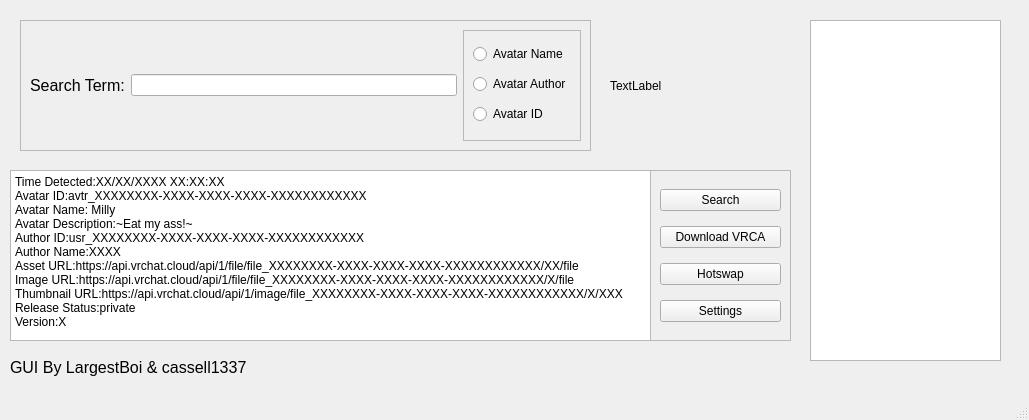
Old version of the form RECODED/untitled.ui in the repository Cranbaerry/A.R.E.S.
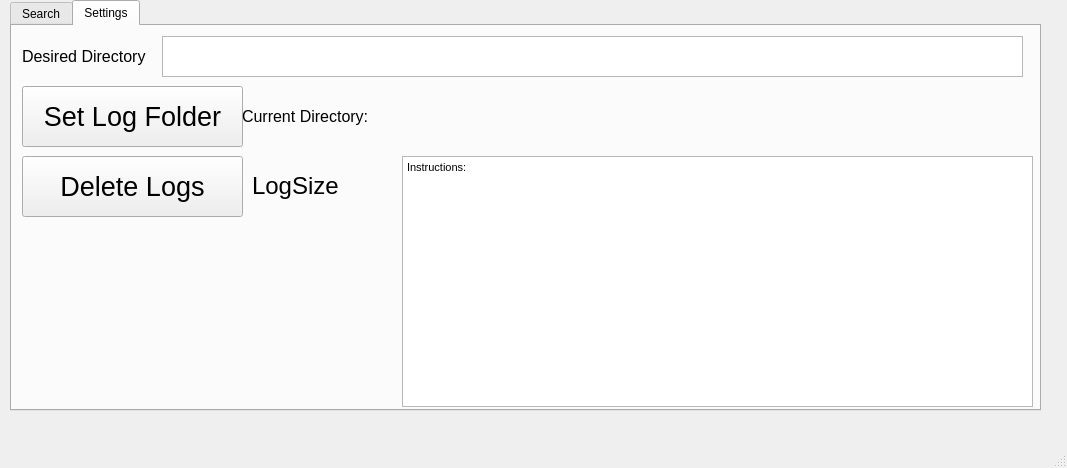
New version of the form. The open tabs and pages were chosen to show the change.

```diff
--- a/RECODED/untitled.ui
+++ b/RECODED/untitled.ui
@@ -6,110 +6,61 @@
    <rect>
     <x>0</x>
     <y>0</y>
-    <width>1029</width>
-    <height>420</height>
+    <width>1067</width>
+    <height>468</height>
    </rect>
   </property>
   <property name="windowTitle">
    <string>MainWindow</string>
   </property>
   <widget class="QWidget" name="centralwidget">
-   <widget class="QTextBrowser" name="textBrowser">
+   <widget class="QTabWidget" name="tabWidget">
     <property name="geometry">
      <rect>
       <x>10</x>
-      <y>170</y>
-      <width>641</width>
-      <height>171</height>
+      <y>0</y>
+      <width>1031</width>
+      <height>411</height>
      </rect>
     </property>
-    <property name="html">
-     <string>&lt;!DOCTYPE HTML PUBLIC &quot;-//W3C//DTD HTML 4.0//EN&quot; &quot;http://www.w3.org/TR/REC-html40/strict.dtd&quot;&gt;
-&lt;html&gt;&lt;head&gt;&lt;meta name=&quot;qrichtext&quot; content=&quot;1&quot; /&gt;&lt;style type=&quot;text/css&quot;&gt;
-p, li { white-space: pre-wrap; }
-&lt;/style&gt;&lt;/head&gt;&lt;body style=&quot; font-family:'MS Shell Dlg 2'; font-size:8.25pt; font-weight:400; font-style:normal;&quot;&gt;
-&lt;p style=&quot; margin-top:0px; margin-bottom:0px; margin-left:0px; margin-right:0px; -qt-block-indent:0; text-indent:0px;&quot;&gt;&lt;span style=&quot; font-size:9pt;&quot;&gt;Time Detected:XX/XX/XXXX XX:XX:XX&lt;/span&gt;&lt;/p&gt;
-&lt;p style=&quot; margin-top:0px; margin-bottom:0px; margin-left:0px; margin-right:0px; -qt-block-indent:0; text-indent:0px;&quot;&gt;&lt;span style=&quot; font-size:9pt;&quot;&gt;Avatar ID:avtr_XXXXXXXX-XXXX-XXXX-XXXX-XXXXXXXXXXXX&lt;/span&gt;&lt;/p&gt;
-&lt;p style=&quot; margin-top:0px; margin-bottom:0px; margin-left:0px; margin-right:0px; -qt-block-indent:0; text-indent:0px;&quot;&gt;&lt;span style=&quot; font-size:9pt;&quot;&gt;Avatar Name: Milly&lt;/span&gt;&lt;/p&gt;
-&lt;p style=&quot; margin-top:0px; margin-bottom:0px; margin-left:0px; margin-right:0px; -qt-block-indent:0; text-indent:0px;&quot;&gt;&lt;span style=&quot; font-size:9pt;&quot;&gt;Avatar Description:~Eat my assǃ~&lt;/span&gt;&lt;/p&gt;
-&lt;p style=&quot; margin-top:0px; margin-bottom:0px; margin-left:0px; margin-right:0px; -qt-block-indent:0; text-indent:0px;&quot;&gt;&lt;span style=&quot; font-size:9pt;&quot;&gt;Author ID:usr_XXXXXXXX-XXXX-XXXX-XXXX-XXXXXXXXXXXX&lt;/span&gt;&lt;/p&gt;
-&lt;p style=&quot; margin-top:0px; margin-bottom:0px; margin-left:0px; margin-right:0px; -qt-block-indent:0; text-indent:0px;&quot;&gt;&lt;span style=&quot; font-size:9pt;&quot;&gt;Author Name:XXXX&lt;/span&gt;&lt;/p&gt;
-&lt;p style=&quot; margin-top:0px; margin-bottom:0px; margin-left:0px; margin-right:0px; -qt-block-indent:0; text-indent:0px;&quot;&gt;&lt;span style=&quot; font-size:9pt;&quot;&gt;Asset URL:https://api.vrchat.cloud/api/1/file/file_XXXXXXXX-XXXX-XXXX-XXXX-XXXXXXXXXXXX/XX/file&lt;/span&gt;&lt;/p&gt;
-&lt;p style=&quot; margin-top:0px; margin-bottom:0px; margin-left:0px; margin-right:0px; -qt-block-indent:0; text-indent:0px;&quot;&gt;&lt;span style=&quot; font-size:9pt;&quot;&gt;Image URL:https://api.vrchat.cloud/api/1/file/file_XXXXXXXX-XXXX-XXXX-XXXX-XXXXXXXXXXXX/X/file&lt;/span&gt;&lt;/p&gt;
-&lt;p style=&quot; margin-top:0px; margin-bottom:0px; margin-left:0px; margin-right:0px; -qt-block-indent:0; text-indent:0px;&quot;&gt;&lt;span style=&quot; font-size:9pt;&quot;&gt;Thumbnail URL:https://api.vrchat.cloud/api/1/image/file_XXXXXXXX-XXXX-XXXX-XXXX-XXXXXXXXXXXX/X/XXX&lt;/span&gt;&lt;/p&gt;
-&lt;p style=&quot; margin-top:0px; margin-bottom:0px; margin-left:0px; margin-right:0px; -qt-block-indent:0; text-indent:0px;&quot;&gt;&lt;span style=&quot; font-size:9pt;&quot;&gt;Release Status:private&lt;/span&gt;&lt;/p&gt;
-&lt;p style=&quot; margin-top:0px; margin-bottom:0px; margin-left:0px; margin-right:0px; -qt-block-indent:0; text-indent:0px;&quot;&gt;&lt;span style=&quot; font-size:9pt;&quot;&gt;Version:X&lt;/span&gt;&lt;/p&gt;&lt;/body&gt;&lt;/html&gt;</string>
+    <property name="currentIndex">
+     <number>0</number>
     </property>
-   </widget>
-   <widget class="QFrame" name="frame">
-    <property name="geometry">
-     <rect>
-      <x>650</x>
-      <y>170</y>
-      <width>141</width>
-      <height>171</height>
-     </rect>
-    </property>
-    <property name="frameShape">
-     <enum>QFrame::StyledPanel</enum>
-    </property>
-    <property name="frameShadow">
-     <enum>QFrame::Raised</enum>
-    </property>
-    <layout class="QVBoxLayout" name="verticalLayout">
-     <item>
-      <widget class="QPushButton" name="SearchButton">
-       <property name="text">
+    <widget class="QWidget" name="tab">
+     <attribute name="title">
         <string>Search</string>
-       </property>
-      </widget>
-     </item>
-     <item>
-      <widget class="QPushButton" name="DLVRCAButton">
+     </attribute>
+     <widget class="QLabel" name="PreviewImage">
+      <property name="geometry">
+       <rect>
+        <x>610</x>
+        <y>0</y>
+        <width>181</width>
+        <height>151</height>
+       </rect>
+      </property>
        <property name="text">
-        <string>Download VRCA</string>
-       </property>
-      </widget>
-     </item>
-     <item>
-      <widget class="QPushButton" name="HotswapButton">
-       <property name="text">
-        <string>Hotswap</string>
-       </property>
-      </widget>
-     </item>
-     <item>
-      <widget class="QPushButton" name="SettingsButton">
-       <property name="text">
-        <string>Settings</string>
-       </property>
-      </widget>
-     </item>
-    </layout>
-   </widget>
-   <widget class="QLabel" name="label_3">
+       <string>TextLabel</string>
+      </property>
+      <property name="scaledContents">
+       <bool>true</bool>
+      </property>
+     </widget>
+     <widget class="QListView" name="listView">
     <property name="geometry">
      <rect>
-      <x>10</x>
-      <y>350</y>
-      <width>251</width>
-      <height>35</height>
-     </rect>
-    </property>
-    <property name="font">
-     <font>
-      <pointsize>12</pointsize>
-     </font>
-    </property>
-    <property name="text">
-     <string>GUI By LargestBoi &amp; cassell1337</string>
-    </property>
+        <x>810</x>
+        <y>10</y>
+        <width>191</width>
+        <height>341</height>
+       </rect>
+      </property>
    </widget>
    <widget class="QFrame" name="frame_3">
     <property name="geometry">
      <rect>
       <x>20</x>
-      <y>20</y>
+        <y>10</y>
       <width>571</width>
       <height>131</height>
      </rect>
@@ -171,31 +122,232 @@
      </item>
     </layout>
    </widget>
-   <widget class="QListView" name="listView">
+     <widget class="QLabel" name="label_3">
     <property name="geometry">
      <rect>
-      <x>810</x>
-      <y>20</y>
-      <width>191</width>
-      <height>341</height>
-     </rect>
-    </property>
-   </widget>
-   <widget class="QLabel" name="PreviewImage">
+        <x>10</x>
+        <y>340</y>
+        <width>251</width>
+        <height>35</height>
+       </rect>
+      </property>
+      <property name="font">
+       <font>
+        <pointsize>12</pointsize>
+       </font>
+      </property>
+      <property name="text">
+       <string>GUI By LargestBoi &amp; cassell1337</string>
+      </property>
+     </widget>
+     <widget class="QFrame" name="frame">
     <property name="geometry">
      <rect>
-      <x>610</x>
+        <x>650</x>
+        <y>160</y>
+        <width>141</width>
+        <height>171</height>
+       </rect>
+      </property>
+      <property name="frameShape">
+       <enum>QFrame::StyledPanel</enum>
+      </property>
+      <property name="frameShadow">
+       <enum>QFrame::Raised</enum>
+      </property>
+      <layout class="QVBoxLayout" name="verticalLayout">
+       <item>
+        <widget class="QPushButton" name="LoadButton">
+         <property name="text">
+          <string>Load Avatars</string>
+         </property>
+        </widget>
+       </item>
+       <item>
+        <widget class="QPushButton" name="SearchButton">
+         <property name="text">
+          <string>Search</string>
+         </property>
+        </widget>
+       </item>
+       <item>
+        <widget class="QPushButton" name="DLVRCAButton">
+         <property name="text">
+          <string>Download VRCA</string>
+         </property>
+        </widget>
+       </item>
+       <item>
+        <widget class="QPushButton" name="HotswapButton">
+         <property name="text">
+          <string>Hotswap</string>
+         </property>
+        </widget>
+       </item>
+      </layout>
+     </widget>
+     <widget class="QTextBrowser" name="textBrowser">
+      <property name="geometry">
+       <rect>
+        <x>10</x>
+        <y>160</y>
+        <width>641</width>
+        <height>171</height>
+       </rect>
+      </property>
+      <property name="html">
+       <string>&lt;!DOCTYPE HTML PUBLIC &quot;-//W3C//DTD HTML 4.0//EN&quot; &quot;http://www.w3.org/TR/REC-html40/strict.dtd&quot;&gt;
+&lt;html&gt;&lt;head&gt;&lt;meta name=&quot;qrichtext&quot; content=&quot;1&quot; /&gt;&lt;style type=&quot;text/css&quot;&gt;
+p, li { white-space: pre-wrap; }
+&lt;/style&gt;&lt;/head&gt;&lt;body style=&quot; font-family:'MS Shell Dlg 2'; font-size:8.25pt; font-weight:400; font-style:normal;&quot;&gt;
+&lt;p style=&quot; margin-top:0px; margin-bottom:0px; margin-left:0px; margin-right:0px; -qt-block-indent:0; text-indent:0px;&quot;&gt;&lt;span style=&quot; font-size:9pt;&quot;&gt;Time Detected:XX/XX/XXXX XX:XX:XX&lt;/span&gt;&lt;/p&gt;
+&lt;p style=&quot; margin-top:0px; margin-bottom:0px; margin-left:0px; margin-right:0px; -qt-block-indent:0; text-indent:0px;&quot;&gt;&lt;span style=&quot; font-size:9pt;&quot;&gt;Avatar ID:avtr_XXXXXXXX-XXXX-XXXX-XXXX-XXXXXXXXXXXX&lt;/span&gt;&lt;/p&gt;
+&lt;p style=&quot; margin-top:0px; margin-bottom:0px; margin-left:0px; margin-right:0px; -qt-block-indent:0; text-indent:0px;&quot;&gt;&lt;span style=&quot; font-size:9pt;&quot;&gt;Avatar Name: Milly&lt;/span&gt;&lt;/p&gt;
+&lt;p style=&quot; margin-top:0px; margin-bottom:0px; margin-left:0px; margin-right:0px; -qt-block-indent:0; text-indent:0px;&quot;&gt;&lt;span style=&quot; font-size:9pt;&quot;&gt;Avatar Description:~Eat my assǃ~&lt;/span&gt;&lt;/p&gt;
+&lt;p style=&quot; margin-top:0px; margin-bottom:0px; margin-left:0px; margin-right:0px; -qt-block-indent:0; text-indent:0px;&quot;&gt;&lt;span style=&quot; font-size:9pt;&quot;&gt;Author ID:usr_XXXXXXXX-XXXX-XXXX-XXXX-XXXXXXXXXXXX&lt;/span&gt;&lt;/p&gt;
+&lt;p style=&quot; margin-top:0px; margin-bottom:0px; margin-left:0px; margin-right:0px; -qt-block-indent:0; text-indent:0px;&quot;&gt;&lt;span style=&quot; font-size:9pt;&quot;&gt;Author Name:XXXX&lt;/span&gt;&lt;/p&gt;
+&lt;p style=&quot; margin-top:0px; margin-bottom:0px; margin-left:0px; margin-right:0px; -qt-block-indent:0; text-indent:0px;&quot;&gt;&lt;span style=&quot; font-size:9pt;&quot;&gt;Asset URL:https://api.vrchat.cloud/api/1/file/file_XXXXXXXX-XXXX-XXXX-XXXX-XXXXXXXXXXXX/XX/file&lt;/span&gt;&lt;/p&gt;
+&lt;p style=&quot; margin-top:0px; margin-bottom:0px; margin-left:0px; margin-right:0px; -qt-block-indent:0; text-indent:0px;&quot;&gt;&lt;span style=&quot; font-size:9pt;&quot;&gt;Image URL:https://api.vrchat.cloud/api/1/file/file_XXXXXXXX-XXXX-XXXX-XXXX-XXXXXXXXXXXX/X/file&lt;/span&gt;&lt;/p&gt;
+&lt;p style=&quot; margin-top:0px; margin-bottom:0px; margin-left:0px; margin-right:0px; -qt-block-indent:0; text-indent:0px;&quot;&gt;&lt;span style=&quot; font-size:9pt;&quot;&gt;Thumbnail URL:https://api.vrchat.cloud/api/1/image/file_XXXXXXXX-XXXX-XXXX-XXXX-XXXXXXXXXXXX/X/XXX&lt;/span&gt;&lt;/p&gt;
+&lt;p style=&quot; margin-top:0px; margin-bottom:0px; margin-left:0px; margin-right:0px; -qt-block-indent:0; text-indent:0px;&quot;&gt;&lt;span style=&quot; font-size:9pt;&quot;&gt;Release Status:private&lt;/span&gt;&lt;/p&gt;
+&lt;p style=&quot; margin-top:0px; margin-bottom:0px; margin-left:0px; margin-right:0px; -qt-block-indent:0; text-indent:0px;&quot;&gt;&lt;span style=&quot; font-size:9pt;&quot;&gt;Version:X&lt;/span&gt;&lt;/p&gt;&lt;/body&gt;&lt;/html&gt;</string>
+      </property>
+     </widget>
+    </widget>
+    <widget class="QWidget" name="tab_2">
+     <attribute name="title">
+      <string>Settings</string>
+     </attribute>
+     <widget class="QPushButton" name="SetLogFolder">
+      <property name="geometry">
+       <rect>
+        <x>10</x>
+        <y>60</y>
+        <width>221</width>
+        <height>61</height>
+       </rect>
+      </property>
+      <property name="font">
+       <font>
+        <pointsize>20</pointsize>
+       </font>
+      </property>
+      <property name="text">
+       <string>Set Log Folder</string>
+      </property>
+     </widget>
+     <widget class="QTextEdit" name="LogFolderDir">
+      <property name="geometry">
+       <rect>
+        <x>150</x>
       <y>10</y>
-      <width>181</width>
-      <height>151</height>
-     </rect>
-    </property>
+        <width>861</width>
+        <height>41</height>
+       </rect>
+      </property>
+      <property name="font">
+       <font>
+        <pointsize>18</pointsize>
+       </font>
+      </property>
+      <property name="html">
+       <string>&lt;!DOCTYPE HTML PUBLIC &quot;-//W3C//DTD HTML 4.0//EN&quot; &quot;http://www.w3.org/TR/REC-html40/strict.dtd&quot;&gt;
+&lt;html&gt;&lt;head&gt;&lt;meta name=&quot;qrichtext&quot; content=&quot;1&quot; /&gt;&lt;style type=&quot;text/css&quot;&gt;
+p, li { white-space: pre-wrap; }
+&lt;/style&gt;&lt;/head&gt;&lt;body style=&quot; font-family:'MS Shell Dlg 2'; font-size:18pt; font-weight:400; font-style:normal;&quot;&gt;
+&lt;p style=&quot;-qt-paragraph-type:empty; margin-top:0px; margin-bottom:0px; margin-left:0px; margin-right:0px; -qt-block-indent:0; text-indent:0px; font-size:8.25pt;&quot;&gt;&lt;br /&gt;&lt;/p&gt;&lt;/body&gt;&lt;/html&gt;</string>
+      </property>
+     </widget>
+     <widget class="QLabel" name="DirLabel">
+      <property name="geometry">
+       <rect>
+        <x>230</x>
+        <y>60</y>
+        <width>781</width>
+        <height>61</height>
+       </rect>
+      </property>
+      <property name="font">
+       <font>
+        <pointsize>12</pointsize>
+       </font>
+      </property>
     <property name="text">
-     <string>TextLabel</string>
-    </property>
-    <property name="scaledContents">
-     <bool>true</bool>
-    </property>
+       <string>Current Directory:</string>
+      </property>
+     </widget>
+     <widget class="QPushButton" name="DeleteLogsButton">
+      <property name="geometry">
+       <rect>
+        <x>10</x>
+        <y>130</y>
+        <width>221</width>
+        <height>61</height>
+       </rect>
+      </property>
+      <property name="font">
+       <font>
+        <pointsize>20</pointsize>
+       </font>
+      </property>
+      <property name="text">
+       <string>Delete Logs</string>
+      </property>
+     </widget>
+     <widget class="QLabel" name="DirLabel_2">
+      <property name="geometry">
+       <rect>
+        <x>10</x>
+        <y>10</y>
+        <width>131</width>
+        <height>41</height>
+       </rect>
+      </property>
+      <property name="font">
+       <font>
+        <pointsize>12</pointsize>
+       </font>
+      </property>
+      <property name="text">
+       <string>Desired Directory</string>
+      </property>
+     </widget>
+     <widget class="QLabel" name="LogSize">
+      <property name="geometry">
+       <rect>
+        <x>240</x>
+        <y>130</y>
+        <width>141</width>
+        <height>61</height>
+       </rect>
+      </property>
+      <property name="font">
+       <font>
+        <pointsize>12</pointsize>
+       </font>
+      </property>
+      <property name="text">
+       <string>&lt;html&gt;&lt;head/&gt;&lt;body&gt;&lt;p&gt;&lt;span style=&quot; font-size:18pt;&quot;&gt;LogSize&lt;/span&gt;&lt;/p&gt;&lt;/body&gt;&lt;/html&gt;</string>
+      </property>
+     </widget>
+     <widget class="QTextBrowser" name="textBrowser_2">
+      <property name="geometry">
+       <rect>
+        <x>390</x>
+        <y>130</y>
+        <width>631</width>
+        <height>251</height>
+       </rect>
+      </property>
+      <property name="html">
+       <string>&lt;!DOCTYPE HTML PUBLIC &quot;-//W3C//DTD HTML 4.0//EN&quot; &quot;http://www.w3.org/TR/REC-html40/strict.dtd&quot;&gt;
+&lt;html&gt;&lt;head&gt;&lt;meta name=&quot;qrichtext&quot; content=&quot;1&quot; /&gt;&lt;style type=&quot;text/css&quot;&gt;
+p, li { white-space: pre-wrap; }
+&lt;/style&gt;&lt;/head&gt;&lt;body style=&quot; font-family:'MS Shell Dlg 2'; font-size:8.25pt; font-weight:400; font-style:normal;&quot;&gt;
+&lt;p style=&quot; margin-top:0px; margin-bottom:0px; margin-left:0px; margin-right:0px; -qt-block-indent:0; text-indent:0px;&quot;&gt;Instructions:&lt;/p&gt;&lt;/body&gt;&lt;/html&gt;</string>
+      </property>
+     </widget>
+    </widget>
    </widget>
   </widget>
   <widget class="QMenuBar" name="menubar">
@@ -203,7 +355,7 @@
     <rect>
      <x>0</x>
      <y>0</y>
-     <width>1029</width>
+     <width>1067</width>
      <height>21</height>
     </rect>
    </property>
```
Lines whose indentation alone changed are shown as unchanged.
